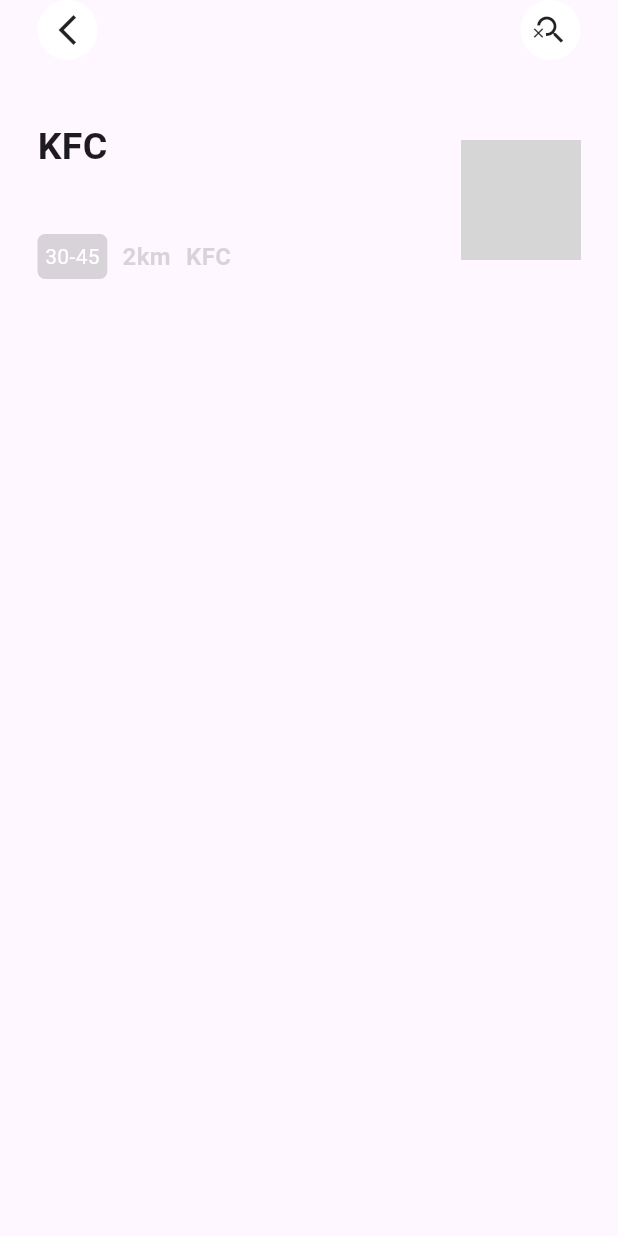
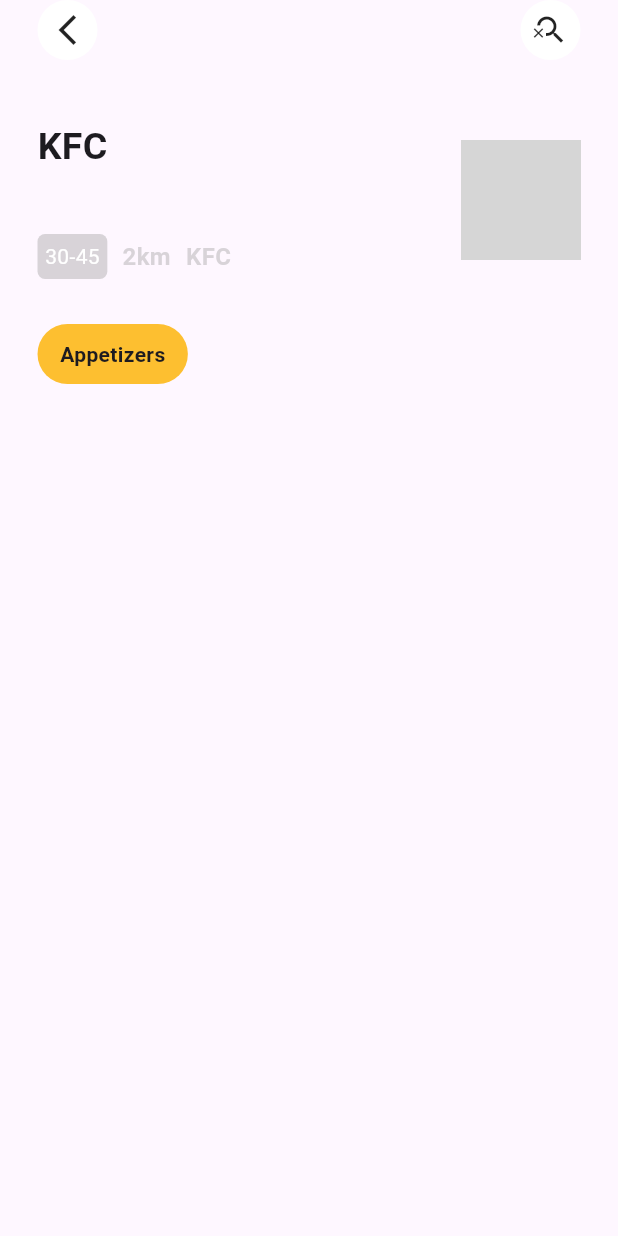
Before and after one commit to XXmmRR/Food-Shift-app, a Flutter app: the screen it shows after launch, on a phone screen of 412 x 824 dp. Run offline on Flutter 3.47's test engine with Material 3 defaults, Android fonts, the phone set to English and light mode, and no system bars; network calls fail; grey boxes are pictures that could not be loaded.

```diff
--- a/lib/screens/home/home.dart
+++ b/lib/screens/home/home.dart
@@ -1,7 +1,9 @@
 import 'package:flutter/material.dart';
+import 'package:flutter_application_2/models/restaraunt.dart';
+import 'package:flutter_application_2/screens/home/widget/food_list.dart';
 import 'package:flutter_application_2/screens/home/widget/restaraunt_info.dart';
 import 'package:flutter_application_2/widgets/custom_app_bar.dart';
-
+import 'package:flutter_application_2/models/food.dart';
 
 class HomePage extends StatefulWidget {
   const HomePage({super.key});
@@ -11,6 +13,32 @@ class HomePage extends StatefulWidget {
 }
 
 class _HomePageState extends State<HomePage> {
+  var selected = 0;
+    final restaurant = Restaurant(
+    'KFC',
+    '30-45',
+    '2km',
+    'KFC',
+    'https://images.unsplash.com/photo-1612222869049-d8ec83637a3c?w=600&auto=format&fit=crop&q=60&ixlib=rb-4.0.3&ixid=M3wxMjA3fDB8MHxzZWFyY2h8MTd8fGNoaWNrZW4lMjBsb2dvfGVufDB8fDB8fHww',
+    'desc',
+    {          'Appetizers': [
+            Food(
+              'https://example.com/food1.jpg',
+              'Fresh salad with mixed greens',
+              'Salad',
+              '10 minutes',
+              4.5,
+              '200',
+              5.99,
+              1,
+              [],
+              'A refreshing starter',
+              true,
+            ),]},
+    1
+  );
+
+
   @override
   Widget build(BuildContext context) {
     return Scaffold(
@@ -18,7 +46,13 @@ class _HomePageState extends State<HomePage> {
         crossAxisAlignment: CrossAxisAlignment.start,
         children: [
           CustomAppBar(leftIcon: Icons.arrow_back_ios_new, rightIcon: Icons.search_off_outlined),
-          RestarauntInfo()
+          RestarauntInfo(),
+          FoodList(selected, (int index) {
+              setState() {
+                selected = index;
+              }
+          }, restaurant
+          )
         ],
 
       )
--- a/lib/screens/home/widget/food_list.dart
+++ b/lib/screens/home/widget/food_list.dart
@@ -0,0 +1,41 @@
+import 'package:flutter/material.dart';
+import 'package:flutter_application_2/constants/colors.dart';
+import 'package:flutter_application_2/models/restaraunt.dart';
+
+class FoodList extends StatelessWidget {
+  final int selected;
+  final Function callback;
+  final Restaurant restaurant;
+
+  FoodList(this.selected, this.callback, this.restaurant);
+
+  @override
+  Widget build(BuildContext context) {
+    final category = restaurant.menu.keys.toList();
+    return Container(
+      height: 100,
+      padding: EdgeInsets.symmetric(vertical: 30),
+      child: ListView.separated(
+        padding: EdgeInsets.symmetric(horizontal: 25),
+        scrollDirection: Axis.horizontal,
+        itemBuilder: (context, index) => GestureDetector(
+          onTap: () => callback(index),
+          child: Container(
+            padding: EdgeInsets.symmetric(vertical: 10, horizontal: 15),
+            decoration: BoxDecoration(
+            borderRadius: BorderRadius.circular(20),
+            color: selected == index ? kPrimaryColor : Colors.white
+          ),
+          child: Text(
+            category[index],
+            style: TextStyle(fontWeight: FontWeight.bold),
+                      ),
+          ),
+          ),
+
+        separatorBuilder: (_, index) => SizedBox(width: 20,),
+        itemCount: category.length)
+
+    );
+  }
+}
```
